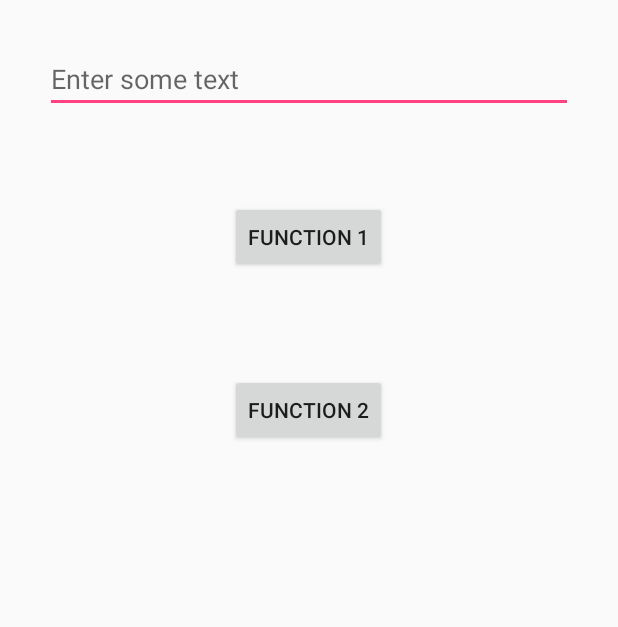
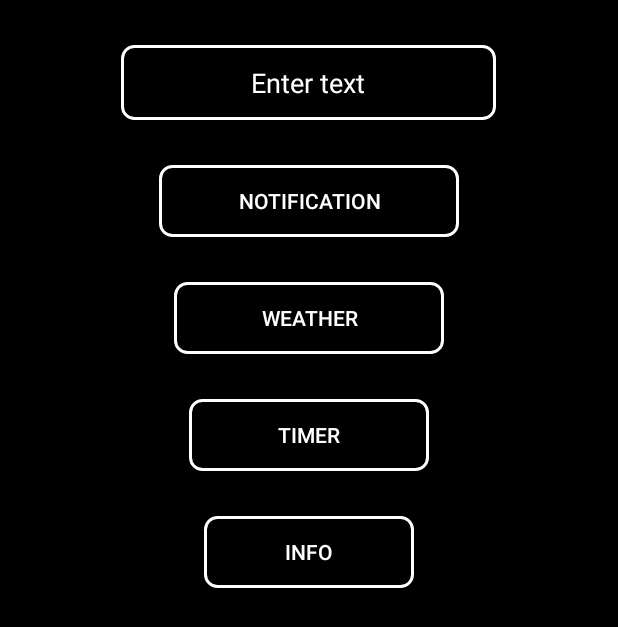
Before and after one commit to rootlittledev/ArduinoBluetooth, an Android app: the ArduinoMain screen opened directly, with no data from a screen before it, on a phone screen of 412 x 824 dp. Shown: the top 627 px of the screen. Run offline under Robolectric (Android 15) with nearby library versions, the phone set to English and light mode, and no system bars; 7 statements that could not run were skipped.

Commit message:
Pre-release

```diff
--- a/app/build.gradle
+++ b/app/build.gradle
@@ -16,13 +16,16 @@ android {
             proguardFiles getDefaultProguardFile('proguard-android.txt'), 'proguard-rules.pro'
         }
     }
+    buildToolsVersion '27.0.3'
 }
 
 dependencies {
-    implementation fileTree(dir: 'libs', include: ['*.jar'])
+    implementation fileTree(include: ['*.jar'], dir: 'libs')
     implementation 'com.android.support:appcompat-v7:27.1.1'
     implementation 'com.android.support.constraint:constraint-layout:1.1.0'
     implementation 'com.android.support:design:27.1.1'
+    implementation 'com.google.firebase:firebase-messaging:17.0.0'
+    implementation 'com.google.android.gms:play-services-awareness:15.0.1'
     testImplementation 'junit:junit:4.12'
     androidTestImplementation 'com.android.support.test:runner:1.0.2'
     androidTestImplementation 'com.android.support.test.espresso:espresso-core:3.0.2'
--- a/app/src/main/java/com/example/etheros/arduinobluetooth/ArduinoMain.java
+++ b/app/src/main/java/com/example/etheros/arduinobluetooth/ArduinoMain.java
@@ -7,13 +7,20 @@ import java.util.Calendar;
 import java.util.Date;
 import java.util.UUID;
 
+import android.annotation.SuppressLint;
 import android.app.Activity;
+import android.app.DialogFragment;
+import android.app.TimePickerDialog;
 import android.bluetooth.BluetoothAdapter;
 import android.bluetooth.BluetoothDevice;
 import android.bluetooth.BluetoothSocket;
+import android.content.Context;
 import android.content.Intent;
+import android.content.pm.PackageManager;
 import android.os.Bundle;
 import android.os.Handler;
+import android.support.annotation.NonNull;
+import android.support.v4.app.ActivityCompat;
 import android.util.Log;
 import android.view.KeyEvent;
 import android.view.View;
@@ -21,12 +28,22 @@ import android.view.View.OnClickListener;
 import android.view.View.OnKeyListener;
 import android.widget.Button;
 import android.widget.EditText;
+import android.widget.TimePicker;
 import android.widget.Toast;
+
+import com.google.android.gms.awareness.Awareness;
+import com.google.android.gms.awareness.snapshot.WeatherResult;
+import com.google.android.gms.awareness.state.Weather;
+import com.google.android.gms.common.api.GoogleApiClient;
+import com.google.android.gms.common.api.ResultCallback;
 
 public class ArduinoMain extends Activity {
 
     //Declare buttons & editText
-    Button functionOne, functionTwo;
+    Button button_one;
+    Button button_two;
+    Button button_three;
+    Button button_four;
 
     private EditText editText;
 
@@ -48,20 +65,35 @@ public class ArduinoMain extends Activity {
     // MAC-address of Bluetooth module
     public String newAddress = null;
 
+    Context context;
+
+    int notificationIn;
+    int timerIn;
+    private GoogleApiClient mGoogleApiClient;
+
     /** Called when the activity is first created. */
     @Override
     public void onCreate(Bundle savedInstanceState) {
         super.onCreate(savedInstanceState);
         setContentView(R.layout.activity_arduino_main);
 
+        context = getApplicationContext();
+
+        mGoogleApiClient = new GoogleApiClient.Builder(this)
+                .addApi(Awareness.API)
+                .build();
+        mGoogleApiClient.connect();
+
         addKeyListener();
 
         //Initialising buttons in the view
         //mDetect = (Button) findViewById(R.id.mDetect);
-        functionOne = findViewById(R.id.functionOne);
-        functionTwo = findViewById(R.id.functionTwo);
+        button_one = findViewById(R.id.first_button);
+        button_two = findViewById(R.id.second_button);
+        button_three = findViewById(R.id.third_button);
+        button_four = findViewById(R.id.fourth_button);
 
-        editText = findViewById(R.id.editText1);
+        editText = findViewById(R.id.text_input);
 
         //getting the bluetooth adapter value and calling checkBTstate function
         btAdapter = BluetoothAdapter.getDefaultAdapter();
@@ -71,23 +103,78 @@ public class ArduinoMain extends Activity {
 
         timeSender();
 
-        functionOne.setOnClickListener(new OnClickListener() {
+        button_one.setOnClickListener(new OnClickListener() {
             public void onClick(View v) {
-                textSender();
+                Calendar mcurrentTime = Calendar.getInstance();
+                int hour = mcurrentTime.get(Calendar.HOUR_OF_DAY);
+                int minute = mcurrentTime.get(Calendar.MINUTE);
+                TimePickerDialog mTimePicker;
+                mTimePicker = new TimePickerDialog(ArduinoMain.this, new TimePickerDialog.OnTimeSetListener() {
+                    @Override
+                    public void onTimeSet(TimePicker timePicker, int selectedHour, int selectedMinute) {
+                        //eReminderTime.setText( selectedHour + ":" + selectedMinute);
+                        notificationIn = 3600 * selectedHour + 60 * selectedMinute;
+                        notificationSender();
+                    }
+                }, hour, minute, true);//Yes 24 hour time
+                mTimePicker.setTitle("Select Time");
+                mTimePicker.show();
             }
         });
 
-        functionTwo.setOnClickListener(new OnClickListener() {
+        button_two.setOnClickListener(new OnClickListener() {
             public void onClick(View v) {
 
-                showTime = !showTime;
+                if (ActivityCompat.checkSelfPermission(context, android.Manifest.permission.ACCESS_FINE_LOCATION) != PackageManager.PERMISSION_GRANTED) {
+                    // TODO: Consider calling
+                    //    ActivityCompat#requestPermissions
+                    // here to request the missing permissions, and then overriding
+                    //   public void onRequestPermissionsResult(int requestCode, String[] permissions,
+                    //                                          int[] grantResults)
+                    // to handle the case where the user grants the permission. See the documentation
+                    // for ActivityCompat#requestPermissions for more details.
+                    return;
+                }
+                Awareness.SnapshotApi.getWeather(mGoogleApiClient)
+                        .setResultCallback(new ResultCallback<WeatherResult>() {
+                            @Override
+                            public void onResult(@NonNull WeatherResult weatherResult) {
+                                if (weatherResult.getStatus().isSuccess()) {
+                                    Weather weather = weatherResult.getWeather();
+                                    weatherSender(weather.getTemperature(Weather.CELSIUS), weather.getConditions());
+                                    System.out.print(weather.getTemperature(Weather.CELSIUS));
+                                }
+                            }
+                        });
+            }
+        });
 
-                if (showTime) {
-                    timeSender();
-                }
-                else {
-                    timerHandler.removeCallbacks(timerRunnable);
-                }
+        button_three.setOnClickListener(new OnClickListener() {
+            @Override
+            public void onClick(View v) {
+                Calendar mcurrentTime = Calendar.getInstance();
+                int hour = mcurrentTime.get(Calendar.HOUR_OF_DAY);
+                int minute = mcurrentTime.get(Calendar.MINUTE);
+                TimePickerDialog mTimePicker;
+                mTimePicker = new TimePickerDialog(ArduinoMain.this, new TimePickerDialog.OnTimeSetListener() {
+                    @Override
+                    public void onTimeSet(TimePicker timePicker, int selectedHour, int selectedMinute) {
+                        //eReminderTime.setText( selectedHour + ":" + selectedMinute);
+                        timerIn = 3600 * selectedHour + 60 * selectedMinute;
+                        timerSender();
+                    }
+                }, hour, minute, true);//Yes 24 hour time
+                mTimePicker.setTitle("Select Time");
+                mTimePicker.show();
+
+
+            }
+        });
+
+        button_four.setOnClickListener(new OnClickListener() {
+            @Override
+            public void onClick(View v) {
+                sendData("xi\n");
             }
         });
     }
@@ -101,6 +188,7 @@ public class ArduinoMain extends Activity {
 
         //When activity is resumed, attempt to send a piece of junk data ('x') so that it will fail if not connected
         // i.e don't wait for a user to press button to recognise connection failure
+        sendData("xv\n");
 
     }
 
@@ -156,11 +244,8 @@ public class ArduinoMain extends Activity {
         Log.i("DataSender", message);
     }
     public void addKeyListener() {
+        editText = findViewById(R.id.text_input);
 
-        // get edittext component
-        editText = findViewById(R.id.editText1);
-
-        // add a keylistener to keep track user input
         editText.setOnKeyListener(new OnKeyListener() {
             public boolean onKey(View v, int keyCode, KeyEvent event) {
                 // if keydown and send is pressed implement the sendData method
@@ -175,20 +260,6 @@ public class ArduinoMain extends Activity {
         });
     }
 
-    Runnable timerRunnable = new Runnable() {
-
-        @Override
-        public void run() {
-            Toast.makeText(getBaseContext(), "Display time", Toast.LENGTH_SHORT).show();
-
-            Calendar calendar = Calendar.getInstance();
-            Date date = calendar.getTime();
-            String data = date + "\n" + calendar.get(Calendar.HOUR_OF_DAY) + " " + calendar.get(Calendar.MINUTE);
-            sendData(data);
-
-            timerHandler.postDelayed(this, 60000);
-        }
-    };
 
     private void textSender(){
         char[] message = editText
@@ -213,13 +284,19 @@ public class ArduinoMain extends Activity {
 
     }
 
+    private void weatherSender(Float temperature, int[] conditions){
+
+
+        sendData("xw" + conditions[0] + Math.round(temperature) +"C\n");
+    }
+
     private void timeSender(){
         Calendar calendar = Calendar.getInstance();
 
         int seconds = 3600 * calendar.get(Calendar.HOUR_OF_DAY) + 60 * calendar.get(Calendar.MINUTE) + calendar.get(Calendar.SECOND);
 
         StringBuilder msg = new StringBuilder();
-        msg.append("\b\b");
+        msg.append("xx");
         msg.append(seconds);
         msg.append("\n");
 
@@ -228,6 +305,61 @@ public class ArduinoMain extends Activity {
         Log.i("TimeSender", msg.toString());
     }
 
+    private void timerSender(){
+
+        int seconds = timerIn;
+
+        StringBuilder msg = new StringBuilder();
+        msg.append("xt");
+        msg.append(seconds);
+        msg.append("\n");
+
+        sendData(msg.toString());
+
+        Log.i("TimeSender", msg.toString());
+    }
+
+    private void notificationSender(){
+        String startText = editText.getText().toString();
+
+        int seconds = notificationIn;
+
+        String[] message = startText.split(" ");
+
+        StringBuilder data = new StringBuilder();
+
+        data.append("xn");
+
+        data.append(seconds);
+
+        int offset = 7 - data.length();
+
+        for (int index = 0; index < offset; index++)
+            data.append(" ");
+
+        for (String subText : message) {
+            data.append(subText);
+            data.append("\n");
+        }
+
+        Log.i("Notification", data.toString());
+
+        sendData(data.toString());
+
+
+        /*for (int index = 1; index <= message.length; index++){
+            if(index%11 == 0){
+                data.append("\n");
+            }
+            data.append(message[index - 1] );
+        }*/
+
+
+    }
+
+
+
+    @SuppressLint("MissingPermission")
     private void initialize(){
         Intent intent = getIntent();
         newAddress = intent.getStringExtra(MainActivity.EXTRA_DEVICE_ADDRESS);
@@ -259,6 +391,7 @@ public class ArduinoMain extends Activity {
         } catch (IOException e) {
             Toast.makeText(getBaseContext(), "ERROR - Could not create bluetooth outstream", Toast.LENGTH_SHORT).show();
         }
+
     }
 
 }
--- /dev/null
+++ b/app/src/main/res/color/black_color.xml
@@ -0,0 +1,4 @@
+<?xml version="1.0" encoding="utf-8"?>
+<selector xmlns:android="http://schemas.android.com/apk/res/android">
+<item android:color="#000"/>
+</selector>
--- /dev/null
+++ b/app/src/main/res/color/button_text_color.xml
@@ -0,0 +1,5 @@
+<?xml version="1.0" encoding="utf-8"?>
+<selector xmlns:android="http://schemas.android.com/apk/res/android">
+    <item android:color="#000" android:state_pressed="true"/>
+    <item android:color="#fff"/>
+</selector>
--- /dev/null
+++ b/app/src/main/res/drawable/button_disabled.xml
@@ -0,0 +1,4 @@
+<?xml version="1.0" encoding="utf-8"?>
+<selector xmlns:android="http://schemas.android.com/apk/res/android">
+
+</selector>
--- /dev/null
+++ b/app/src/main/res/drawable/button_enabled.xml
@@ -0,0 +1,15 @@
+<shape xmlns:android="http://schemas.android.com/apk/res/android" android:shape="rectangle">
+    <gradient
+        android:startColor="#000"
+        android:centerColor="#000"
+        android:endColor="#000"
+        android:angle="90"/>
+    <padding android:left="7dp"
+        android:top="7dp"
+        android:right="7dp"
+        android:bottom="7dp" />
+    <stroke
+        android:width="2dip"
+        android:color="#FFFFFF" />
+    <corners android:radius= "8dp" />
+</shape>
--- /dev/null
+++ b/app/src/main/res/drawable/button_focused.xml
@@ -0,0 +1,15 @@
+ <shape xmlns:android="http://schemas.android.com/apk/res/android" android:shape="rectangle">
+        <gradient
+            android:startColor="#fff000"
+            android:centerColor="#fff"
+            android:endColor="#fff"
+            android:angle="90"/>
+        <padding android:left="7dp"
+            android:top="7dp"
+            android:right="7dp"
+            android:bottom="7dp" />
+        <stroke
+            android:width="2dip"
+            android:color="#000" />
+        <corners android:radius= "8dp" />
+    </shape>
--- /dev/null
+++ b/app/src/main/res/drawable/button_pressed.xml
@@ -0,0 +1,15 @@
+<shape xmlns:android="http://schemas.android.com/apk/res/android" android:shape="rectangle">
+    <gradient
+        android:startColor="#fff"
+        android:centerColor="#fff"
+        android:endColor="#fff"
+        android:angle="90"/>
+    <padding android:left="7dp"
+        android:top="7dp"
+        android:right="7dp"
+        android:bottom="7dp" />
+    <stroke
+        android:width="2dip"
+        android:color="#000" />
+    <corners android:radius= "8dp" />
+</shape>
--- /dev/null
+++ b/app/src/main/res/drawable/custom_buttom.xml
@@ -0,0 +1,17 @@
+<?xml version="1.0" encoding="utf-8"?>
+<selector xmlns:android="http://schemas.android.com/apk/res/android">
+    <item
+        android:state_enabled="false"
+        android:drawable="@drawable/button_disabled" />
+    <item
+        android:state_pressed="true"
+        android:state_enabled="true"
+        android:drawable="@drawable/button_pressed" />
+    <item
+        android:state_focused="true"
+        android:state_enabled="true"
+        android:drawable="@drawable/button_focused" />
+    <item
+        android:state_enabled="true"
+        android:drawable="@drawable/button_enabled" />
+</selector>
--- a/app/src/main/res/layout/activity_arduino_main.xml
+++ b/app/src/main/res/layout/activity_arduino_main.xml
@@ -1,39 +1,68 @@
+<?xml version="1.0" encoding="utf-8"?>
 <RelativeLayout xmlns:android="http://schemas.android.com/apk/res/android"
+    xmlns:app="http://schemas.android.com/apk/res-auto"
     xmlns:tools="http://schemas.android.com/tools"
     android:layout_width="match_parent"
     android:layout_height="match_parent"
-    android:paddingBottom="30dp"
-    android:paddingLeft="30dp"
-    android:paddingRight="30dp"
-    android:paddingTop="30dp"
-    tools:context=".ArduinoMain" >
+    android:background="#000"
+    tools:context=".ArduinoMain">
 
     <EditText
-        android:id="@+id/editText1"
-        android:layout_width="fill_parent"
-        android:layout_height="wrap_content"
-        android:layout_marginTop="0dp"
-        android:layout_weight="2"
-        android:ems="10"
-        android:hint="Enter some text"
-        android:imeOptions="actionSend"
-        android:singleLine="true" />
+        android:id="@+id/text_input"
+        android:layout_width="250dp"
+        android:layout_height="50dp"
+        android:layout_centerHorizontal="true"
+        android:layout_marginTop="30dp"
+        android:background="@drawable/button_enabled"
+        android:textColor="#fff"
+        android:textColorHint="#fff"
+        android:textAlignment="center"
+        android:inputType="text"
+        android:hint="@string/text_hint"/>
 
     <Button
-        android:id="@+id/functionOne"
-        android:layout_width="wrap_content"
+        android:id="@+id/first_button"
+        android:layout_width="200dp"
         android:layout_height="wrap_content"
+        android:layout_below="@id/text_input"
         android:layout_centerHorizontal="true"
-        android:layout_marginTop="104dp"
-        android:text="Function 1" />
+        android:layout_marginTop="30dp"
+        android:background="@drawable/custom_buttom"
+        android:textColor="@color/button_text_color"
+        android:text="@string/function_one"
+        />
 
     <Button
-        android:id="@+id/functionTwo"
-        android:layout_width="wrap_content"
+        android:id="@+id/second_button"
+        android:layout_width="180dp"
         android:layout_height="wrap_content"
-        android:layout_alignLeft="@+id/functionOne"
-        android:layout_below="@+id/functionOne"
-        android:layout_marginTop="67dp"
-        android:text="Function 2" />
+        android:layout_below="@id/first_button"
+        android:layout_centerHorizontal="true"
+        android:layout_marginTop="30dp"
+        android:background="@drawable/custom_buttom"
+        android:textColor="@color/button_text_color"
+        android:text="@string/function_two" />
+
+    <Button
+        android:id="@+id/third_button"
+        android:layout_width="160dp"
+        android:layout_height="wrap_content"
+        android:layout_below="@id/second_button"
+        android:layout_centerHorizontal="true"
+        android:layout_marginTop="30dp"
+        android:background="@drawable/custom_buttom"
+        android:textColor="@color/button_text_color"
+        android:text="@string/function_three" />
+
+    <Button
+        android:id="@+id/fourth_button"
+        android:layout_width="140dp"
+        android:layout_height="wrap_content"
+        android:layout_below="@id/third_button"
+        android:layout_centerHorizontal="true"
+        android:layout_marginTop="30dp"
+        android:background="@drawable/custom_buttom"
+        android:textColor="@color/button_text_color"
+        android:text="@string/function_four" />
 
 </RelativeLayout>
--- a/app/src/main/res/menu/menu_main.xml
+++ b/app/src/main/res/menu/menu_main.xml
@@ -2,9 +2,5 @@
     xmlns:app="http://schemas.android.com/apk/res-auto"
     xmlns:tools="http://schemas.android.com/tools"
     tools:context="com.example.etheros.arduinobluetooth.MainActivity">
-    <item
-        android:id="@+id/action_settings"
-        android:orderInCategory="100"
-        android:title="@string/action_settings"
-        app:showAsAction="never" />
+
 </menu>
--- a/app/src/main/res/values/strings.xml
+++ b/app/src/main/res/values/strings.xml
@@ -1,4 +1,8 @@
 <resources>
-    <string name="app_name">ArduinoBluetooth</string>
-    <string name="action_settings">Settings</string>
+    <string name="app_name">Arduino bluetooth</string>
+    <string name="function_one">Notification</string>
+    <string name="function_two">Weather</string>
+    <string name="function_three">Timer</string>
+    <string name="function_four">Info</string>
+    <string name="text_hint">Enter text</string>
 </resources>
```
Also changed, not shown: app/src/main/AndroidManifest.xml (+12 -0 lines), app/src/main/java/com/example/etheros/arduinobluetooth/CallReceiver.java (+3 -4 lines), app/src/main/java/com/example/etheros/arduinobluetooth/MessageReceiver.java (added, +70 -0 lines), app/src/main/java/com/example/etheros/arduinobluetooth/TimePickerFragment.java (added, +69 -0 lines).
